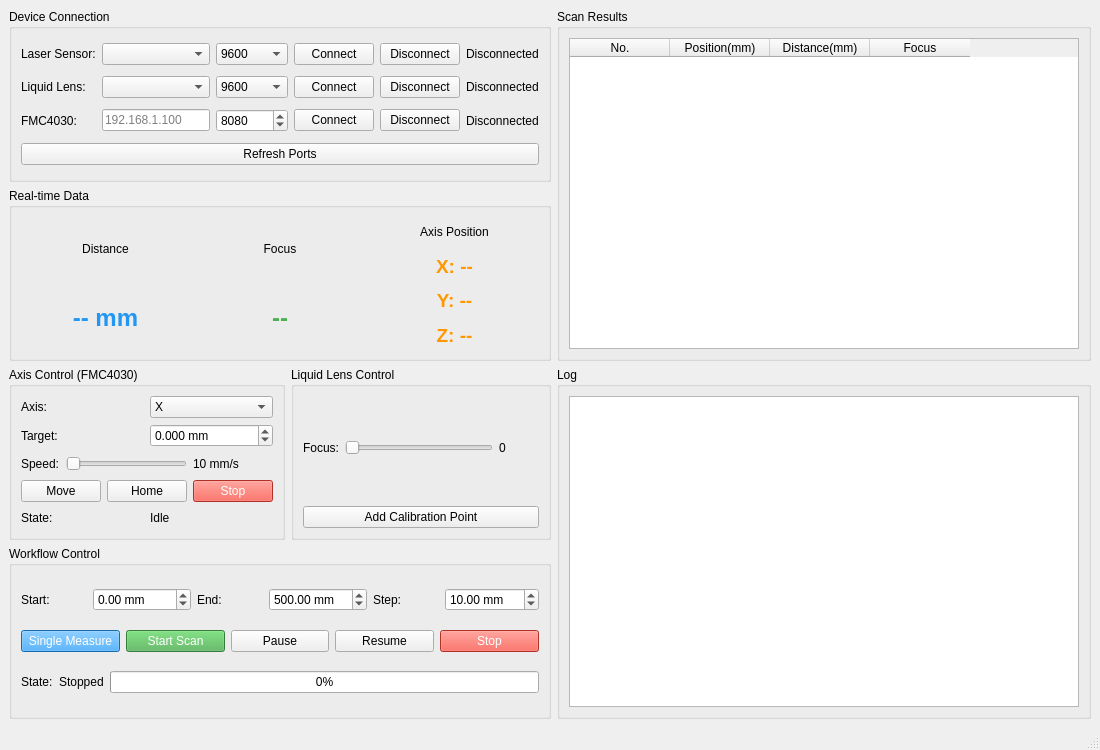
This is mainwindow.ui in Beyondgan/AutoFocusSystem as Qt 5 draws it before an edit. The edited form follows.
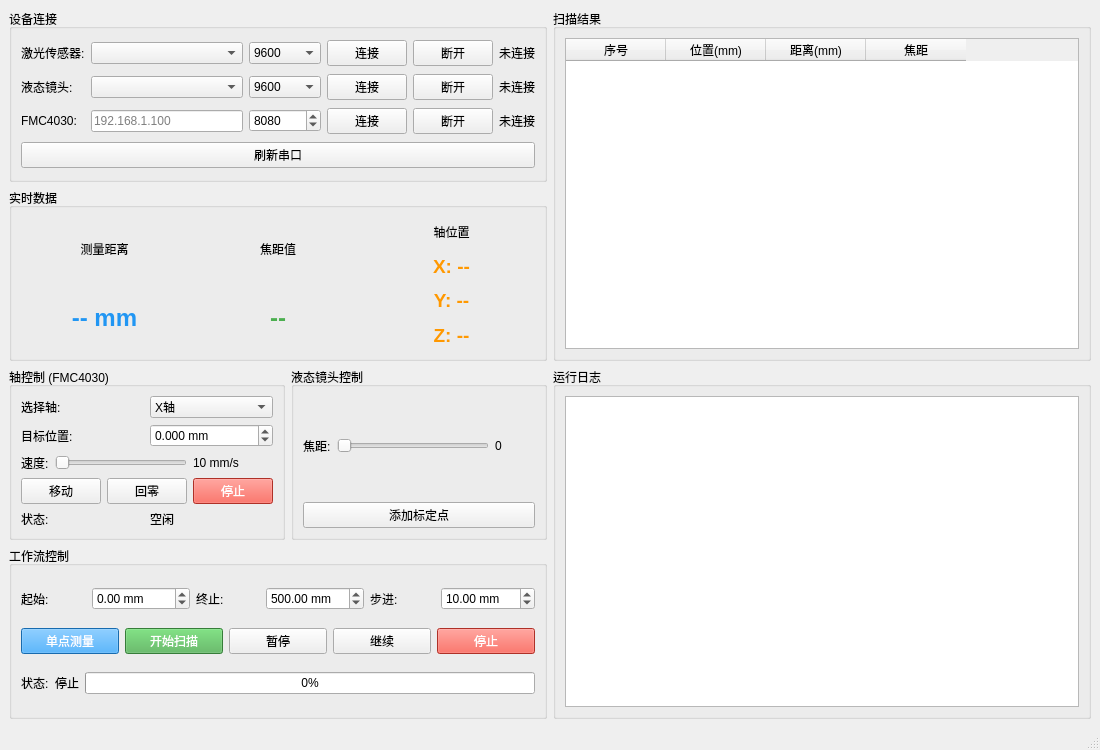
This is the edited form.

Commit message: 添加中文注释和界面文本

What changed in the file:
```diff
--- a/mainwindow.ui
+++ b/mainwindow.ui
@@ -20,13 +20,13 @@
       <item>
        <widget class="QGroupBox" name="connectionGroup">
         <property name="title">
-         <string>Device Connection</string>
+         <string>设备连接</string>
         </property>
         <layout class="QGridLayout" name="gridLayout">
          <item row="0" column="0">
           <widget class="QLabel" name="label_laser">
            <property name="text">
-            <string>Laser Sensor:</string>
+            <string>激光传感器:</string>
            </property>
           </widget>
          </item>
@@ -55,28 +55,28 @@
          <item row="0" column="3">
           <widget class="QPushButton" name="connectLaserBtn">
            <property name="text">
-            <string>Connect</string>
+            <string>连接</string>
            </property>
           </widget>
          </item>
          <item row="0" column="4">
           <widget class="QPushButton" name="disconnectLaserBtn">
            <property name="text">
-            <string>Disconnect</string>
+            <string>断开</string>
            </property>
           </widget>
          </item>
          <item row="0" column="5">
           <widget class="QLabel" name="laserStatusLabel">
            <property name="text">
-            <string>Disconnected</string>
+            <string>未连接</string>
            </property>
           </widget>
          </item>
          <item row="1" column="0">
           <widget class="QLabel" name="label_lens">
            <property name="text">
-            <string>Liquid Lens:</string>
+            <string>液态镜头:</string>
            </property>
           </widget>
          </item>
@@ -105,21 +105,21 @@
          <item row="1" column="3">
           <widget class="QPushButton" name="connectLensBtn">
            <property name="text">
-            <string>Connect</string>
+            <string>连接</string>
            </property>
           </widget>
          </item>
          <item row="1" column="4">
           <widget class="QPushButton" name="disconnectLensBtn">
            <property name="text">
-            <string>Disconnect</string>
+            <string>断开</string>
            </property>
           </widget>
          </item>
          <item row="1" column="5">
           <widget class="QLabel" name="lensStatusLabel">
            <property name="text">
-            <string>Disconnected</string>
+            <string>未连接</string>
            </property>
           </widget>
          </item>
@@ -150,28 +150,28 @@
          <item row="2" column="3">
           <widget class="QPushButton" name="connectAxisBtn">
            <property name="text">
-            <string>Connect</string>
+            <string>连接</string>
            </property>
           </widget>
          </item>
          <item row="2" column="4">
           <widget class="QPushButton" name="disconnectAxisBtn">
            <property name="text">
-            <string>Disconnect</string>
+            <string>断开</string>
            </property>
           </widget>
          </item>
          <item row="2" column="5">
           <widget class="QLabel" name="axisStatusLabel">
            <property name="text">
-            <string>Disconnected</string>
+            <string>未连接</string>
            </property>
           </widget>
          </item>
          <item row="3" column="0" colspan="6">
           <widget class="QPushButton" name="refreshPortsBtn">
            <property name="text">
-            <string>Refresh Ports</string>
+            <string>刷新串口</string>
            </property>
           </widget>
          </item>
@@ -181,7 +181,7 @@
       <item>
        <widget class="QGroupBox" name="realtimeGroup">
         <property name="title">
-         <string>Real-time Data</string>
+         <string>实时数据</string>
         </property>
         <layout class="QHBoxLayout" name="realtimeHLayout">
          <item>
@@ -189,7 +189,7 @@
            <item>
             <widget class="QLabel" name="label_4">
              <property name="text">
-              <string>Distance</string>
+              <string>测量距离</string>
              </property>
              <property name="alignment">
               <set>Qt::AlignCenter</set>
@@ -223,7 +223,7 @@
            <item>
             <widget class="QLabel" name="label_5">
              <property name="text">
-              <string>Focus</string>
+              <string>焦距值</string>
              </property>
              <property name="alignment">
               <set>Qt::AlignCenter</set>
@@ -257,7 +257,7 @@
            <item>
             <widget class="QLabel" name="label_axispos">
              <property name="text">
-              <string>Axis Position</string>
+              <string>轴位置</string>
              </property>
              <property name="alignment">
               <set>Qt::AlignCenter</set>
@@ -334,7 +334,7 @@
         <item>
          <widget class="QGroupBox" name="axisGroup">
           <property name="title">
-           <string>Axis Control (FMC4030)</string>
+           <string>轴控制 (FMC4030)</string>
           </property>
           <layout class="QVBoxLayout" name="axisVLayout">
            <item>
@@ -342,7 +342,7 @@
              <item>
               <widget class="QLabel" name="label_axis_select">
                <property name="text">
-                <string>Axis:</string>
+                <string>选择轴:</string>
                </property>
               </widget>
              </item>
@@ -350,7 +350,7 @@
               <widget class="QComboBox" name="axisSelectCombo">
                <item>
                 <property name="text">
-                 <string>X</string>
+                 <string>X轴</string>
                 </property>
                </item>
                <item>
@@ -372,7 +372,7 @@
              <item>
               <widget class="QLabel" name="label_7">
                <property name="text">
-                <string>Target:</string>
+                <string>目标位置:</string>
                </property>
               </widget>
              </item>
@@ -399,7 +399,7 @@
              <item>
               <widget class="QLabel" name="label_8">
                <property name="text">
-                <string>Speed:</string>
+                <string>速度:</string>
                </property>
               </widget>
              </item>
@@ -430,21 +430,21 @@
              <item>
               <widget class="QPushButton" name="axisMoveBtn">
                <property name="text">
-                <string>Move</string>
+                <string>移动</string>
                </property>
               </widget>
              </item>
              <item>
               <widget class="QPushButton" name="axisHomeBtn">
                <property name="text">
-                <string>Home</string>
+                <string>回零</string>
                </property>
               </widget>
              </item>
              <item>
               <widget class="QPushButton" name="axisStopBtn">
                <property name="text">
-                <string>Stop</string>
+                <string>停止</string>
                </property>
                <property name="styleSheet">
                 <string>background-color: #f44336; color: white;</string>
@@ -458,14 +458,14 @@
              <item>
               <widget class="QLabel" name="label_9">
                <property name="text">
-                <string>State:</string>
+                <string>状态:</string>
                </property>
               </widget>
              </item>
              <item>
               <widget class="QLabel" name="axisStateLabel">
                <property name="text">
-                <string>Idle</string>
+                <string>空闲</string>
                </property>
               </widget>
              </item>
@@ -477,7 +477,7 @@
         <item>
          <widget class="QGroupBox" name="lensGroup">
           <property name="title">
-           <string>Liquid Lens Control</string>
+           <string>液态镜头控制</string>
           </property>
           <layout class="QVBoxLayout" name="lensVLayout">
            <item>
@@ -485,7 +485,7 @@
              <item>
               <widget class="QLabel" name="label_10">
                <property name="text">
-                <string>Focus:</string>
+                <string>焦距:</string>
                </property>
               </widget>
              </item>
@@ -514,7 +514,7 @@
            <item>
             <widget class="QPushButton" name="lensCalibrateBtn">
              <property name="text">
-              <string>Add Calibration Point</string>
+              <string>添加标定点</string>
              </property>
             </widget>
            </item>
@@ -526,7 +526,7 @@
       <item>
        <widget class="QGroupBox" name="workflowGroup">
         <property name="title">
-         <string>Workflow Control</string>
+         <string>工作流控制</string>
         </property>
         <layout class="QVBoxLayout" name="workflowVLayout">
          <item>
@@ -534,7 +534,7 @@
            <item>
             <widget class="QLabel" name="label_11">
              <property name="text">
-              <string>Start:</string>
+              <string>起始:</string>
              </property>
             </widget>
            </item>
@@ -557,7 +557,7 @@
            <item>
             <widget class="QLabel" name="label_12">
              <property name="text">
-              <string>End:</string>
+              <string>终止:</string>
              </property>
             </widget>
            </item>
@@ -583,7 +583,7 @@
            <item>
             <widget class="QLabel" name="label_13">
              <property name="text">
-              <string>Step:</string>
+              <string>步进:</string>
              </property>
             </widget>
            </item>
@@ -613,7 +613,7 @@
            <item>
             <widget class="QPushButton" name="singleMeasureBtn">
              <property name="text">
-              <string>Single Measure</string>
+              <string>单点测量</string>
              </property>
              <property name="styleSheet">
               <string>background-color: #2196F3; color: white;</string>
@@ -623,7 +623,7 @@
            <item>
             <widget class="QPushButton" name="startScanBtn">
              <property name="text">
-              <string>Start Scan</string>
+              <string>开始扫描</string>
              </property>
              <property name="styleSheet">
               <string>background-color: #4CAF50; color: white;</string>
@@ -633,21 +633,21 @@
            <item>
             <widget class="QPushButton" name="pauseScanBtn">
              <property name="text">
-              <string>Pause</string>
+              <string>暂停</string>
              </property>
             </widget>
            </item>
            <item>
             <widget class="QPushButton" name="resumeScanBtn">
              <property name="text">
-              <string>Resume</string>
+              <string>继续</string>
              </property>
             </widget>
            </item>
            <item>
             <widget class="QPushButton" name="stopScanBtn">
              <property name="text">
-              <string>Stop</string>
+              <string>停止</string>
              </property>
              <property name="styleSheet">
               <string>background-color: #f44336; color: white;</string>
@@ -661,14 +661,14 @@
            <item>
             <widget class="QLabel" name="label_14">
              <property name="text">
-              <string>State:</string>
+              <string>状态:</string>
              </property>
             </widget>
            </item>
            <item>
             <widget class="QLabel" name="workflowStateLabel">
              <property name="text">
-              <string>Stopped</string>
+              <string>停止</string>
              </property>
             </widget>
            </item>
@@ -691,7 +691,7 @@
       <item>
        <widget class="QGroupBox" name="resultGroup">
         <property name="title">
-         <string>Scan Results</string>
+         <string>扫描结果</string>
         </property>
         <layout class="QVBoxLayout" name="resultVLayout">
          <item>
@@ -701,22 +701,22 @@
            </property>
            <column>
             <property name="text">
-             <string>No.</string>
+             <string>序号</string>
             </property>
            </column>
            <column>
             <property name="text">
-             <string>Position(mm)</string>
+             <string>位置(mm)</string>
             </property>
            </column>
            <column>
             <property name="text">
-             <string>Distance(mm)</string>
+             <string>距离(mm)</string>
             </property>
            </column>
            <column>
             <property name="text">
-             <string>Focus</string>
+             <string>焦距</string>
             </property>
            </column>
           </widget>
@@ -727,7 +727,7 @@
       <item>
        <widget class="QGroupBox" name="logGroup">
         <property name="title">
-         <string>Log</string>
+         <string>运行日志</string>
         </property>
         <layout class="QVBoxLayout" name="logVLayout">
          <item>
```
Left out of the diff: 6 changed lines with no effect on the pictures. The commit also changes 12 other files.
